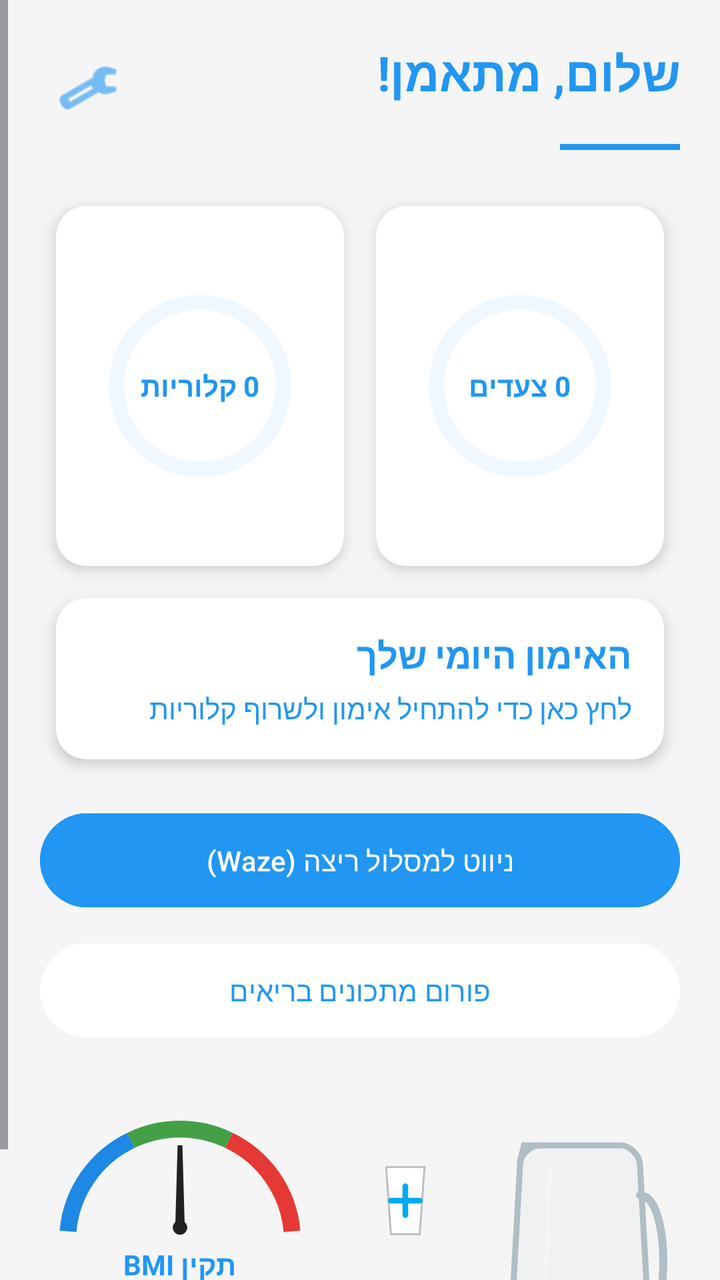
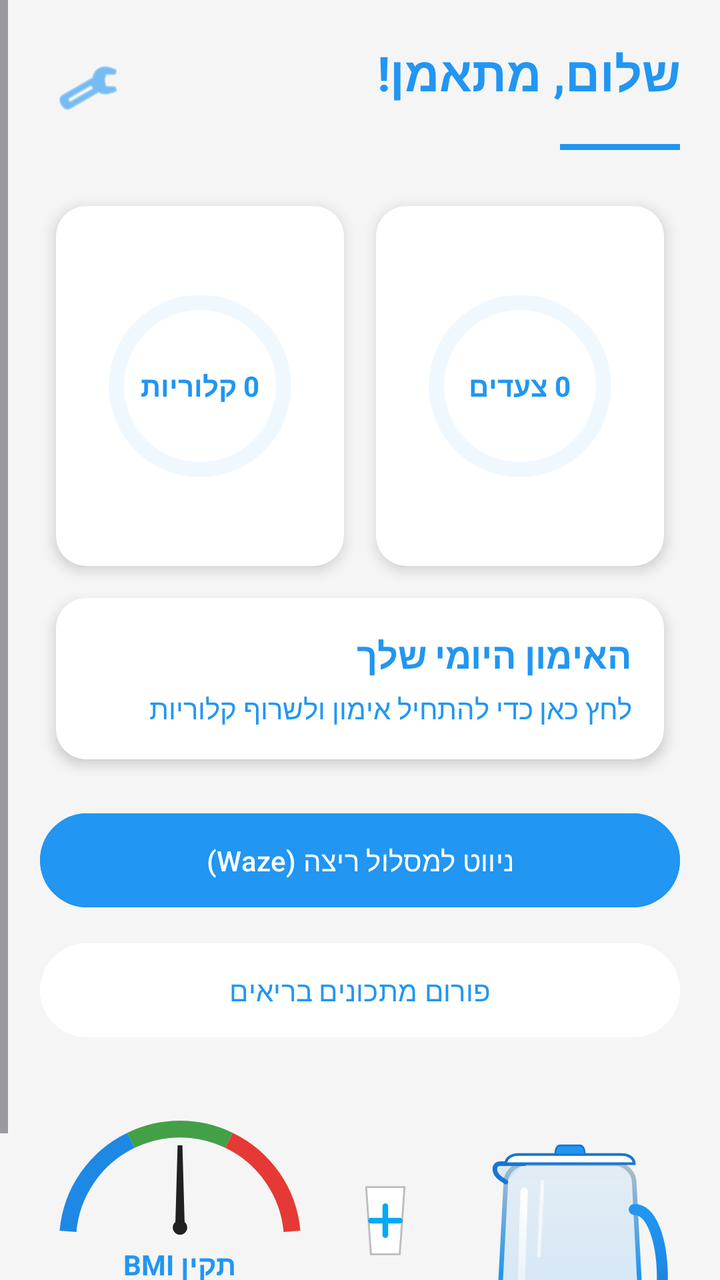

An Android layout rendered at two revisions. The XML below is the earlier revision; the diff shows what the commit changed to produce the second picture.
<!-- AndroidManifest.xml: application theme Theme.FitCoach -->
<!-- res/layout/activity_main.xml -->
<?xml version="1.0" encoding="utf-8"?>
<ScrollView xmlns:android="http://schemas.android.com/apk/res/android"
    xmlns:app="http://schemas.android.com/apk/res-auto"
    xmlns:tools="http://schemas.android.com/tools"
    android:id="@+id/main"
    android:layout_width="match_parent"
    android:layout_height="match_parent"
    android:background="#F5F5F5"
    android:layoutDirection="rtl"
    tools:context=".screens.MainActivity">

    <LinearLayout
        android:layout_width="match_parent"
        android:layout_height="wrap_content"
        android:orientation="vertical"
        android:padding="20dp">

        <LinearLayout
            android:layout_width="match_parent"
            android:layout_height="wrap_content"
            android:layout_marginBottom="20dp"
            android:orientation="vertical"
            android:gravity="center_horizontal">

            <LinearLayout
                android:layout_width="match_parent"
                android:layout_height="wrap_content"
                android:orientation="horizontal">

                <TextView
                    android:id="@+id/tv_main_welcome"
                    android:layout_width="wrap_content"
                    android:layout_height="wrap_content"
                    android:text="שלום, מתאמן!"
                    android:textColor="#2196F3"
                    android:textSize="24sp"
                    android:textStyle="bold" />

                <Space
                    android:layout_width="0dp"
                    android:layout_height="wrap_content"
                    android:layout_weight="1" />

                <ImageButton
                    android:id="@+id/btn_settings_gear"
                    android:layout_width="48dp"
                    android:layout_height="48dp"
                    android:background="?attr/selectableItemBackgroundBorderless"
                    android:contentDescription="@null"
                    android:src="@android:drawable/ic_menu_preferences"
                    app:tint="#2196F3" />
            </LinearLayout>

            <View
                android:layout_width="60dp"
                android:layout_height="3dp"
                android:layout_marginTop="4dp"
                android:layout_gravity="start"
                android:background="#2196F3" />

        </LinearLayout>

        <LinearLayout
            android:layout_width="match_parent"
            android:layout_height="wrap_content"
            android:orientation="horizontal"
            android:weightSum="2">

            <androidx.cardview.widget.CardView
                android:layout_width="0dp"
                android:layout_height="180dp"
                android:layout_margin="8dp"
                android:layout_weight="1"
                app:cardCornerRadius="15dp"
                app:cardElevation="4dp">

                <RelativeLayout
                    android:layout_width="match_parent"
                    android:layout_height="match_parent"
                    android:padding="15dp">

                    <ProgressBar
                        android:id="@+id/pb_main_steps"
                        style="?android:attr/progressBarStyleHorizontal"
                        android:layout_width="match_parent"
                        android:layout_height="match_parent"
                        android:progressDrawable="@drawable/circular_progress" />

                    <TextView
                        android:id="@+id/tv_main_steps_val"
                        android:layout_width="wrap_content"
                        android:layout_height="wrap_content"
                        android:layout_centerInParent="true"
                        android:gravity="center"
                        android:text="0
צעדים"
                        android:textColor="#2196F3"
                        android:textStyle="bold" />
                </RelativeLayout>
            </androidx.cardview.widget.CardView>

            <androidx.cardview.widget.CardView
                android:layout_width="0dp"
                android:layout_height="180dp"
                android:layout_margin="8dp"
                android:layout_weight="1"
                app:cardCornerRadius="15dp"
                app:cardElevation="4dp">

                <RelativeLayout
                    android:layout_width="match_parent"
                    android:layout_height="match_parent"
                    android:padding="15dp">

                    <ProgressBar
                        android:id="@+id/pb_main_calories"
                        style="?android:attr/progressBarStyleHorizontal"
                        android:layout_width="match_parent"
                        android:layout_height="match_parent"
                        android:progressDrawable="@drawable/circular_progress" />

                    <TextView
                        android:id="@+id/tv_main_calories_val"
                        android:layout_width="wrap_content"
                        android:layout_height="wrap_content"
                        android:layout_centerInParent="true"
                        android:gravity="center"
                        android:text="0
קלוריות"
                        android:textColor="#2196F3"
                        android:textStyle="bold" />
                </RelativeLayout>
            </androidx.cardview.widget.CardView>
        </LinearLayout>

        <androidx.cardview.widget.CardView
            android:id="@+id/cv_workout_entry"
            android:layout_width="match_parent"
            android:layout_height="wrap_content"
            android:layout_margin="8dp"
            android:clickable="true"
            android:focusable="true"
            android:foreground="?attr/selectableItemBackground"
            app:cardCornerRadius="15dp"
            app:cardElevation="4dp">

            <LinearLayout
                android:layout_width="match_parent"
                android:layout_height="wrap_content"
                android:orientation="vertical"
                android:padding="16dp">

                <TextView
                    android:layout_width="wrap_content"
                    android:layout_height="wrap_content"
                    android:text="האימון היומי שלך"
                    android:textSize="18sp"
                    android:textStyle="bold"
                    android:textColor="#2196F3"/>

                <TextView
                    android:id="@+id/tv_main_workout_status"
                    android:layout_width="wrap_content"
                    android:layout_height="wrap_content"
                    android:layout_marginTop="5dp"
                    android:text="לחץ כאן כדי להתחיל אימון ולשרוף קלוריות"
                    android:textColor="#2196F3" />
            </LinearLayout>
        </androidx.cardview.widget.CardView>

        <Button
            android:id="@+id/btn_main_navigation"
            android:layout_width="match_parent"
            android:layout_height="55dp"
            android:layout_marginTop="15dp"
            android:backgroundTint="#2196F3"
            android:text="ניווט למסלול ריצה (Waze)"
            android:textColor="@android:color/white" />

        <Button
            android:id="@+id/btn_main_forum"
            android:layout_width="match_parent"
            android:layout_height="55dp"
            android:layout_marginTop="10dp"
            android:backgroundTint="@android:color/white"
            android:text="פורום מתכונים בריאים"
            android:textColor="#2196F3" />

        <RelativeLayout
            android:layout_width="match_parent"
            android:layout_height="wrap_content"
            android:layout_marginTop="30dp">

            <LinearLayout
                android:id="@+id/layout_bmi"
                android:layout_width="wrap_content"
                android:layout_height="wrap_content"
                android:layout_alignParentEnd="true"
                android:gravity="center"
                android:orientation="vertical">

                <RelativeLayout
                    android:layout_width="140dp"
                    android:layout_height="70dp">

                    <ImageView
                        android:layout_width="match_parent"
                        android:layout_height="match_parent"
                        android:contentDescription="@null"
                        android:src="@drawable/bmi_gauge_arc_bold" />

                    <ImageView
                        android:id="@+id/iv_bmi_needle"
                        android:layout_width="match_parent"
                        android:layout_height="match_parent"
                        android:contentDescription="@null"
                        android:padding="5dp"
                        android:src="@drawable/bmi_needle_bold" />
                </RelativeLayout>

                <TextView
                    android:id="@+id/tv_bmi_status_text"
                    android:layout_width="wrap_content"
                    android:layout_height="wrap_content"
                    android:text="BMI תקין"
                    android:textColor="#2196F3"
                    android:textStyle="bold" />
            </LinearLayout>

            <LinearLayout
                android:layout_width="wrap_content"
                android:layout_height="wrap_content"
                android:layout_alignParentStart="true"
                android:gravity="bottom"
                android:orientation="horizontal">

                <FrameLayout
                    android:layout_width="100dp"
                    android:layout_height="140dp">

                    <ImageView
                        android:layout_width="match_parent"
                        android:layout_height="match_parent"
                        android:contentDescription="@null"
                        android:src="@drawable/ic_water_jug" />

                    
                    <ProgressBar
                        android:id="@+id/pb_water_jug"
                        style="?android:attr/progressBarStyleHorizontal"
                        android:layout_width="match_parent"
                        android:layout_height="match_parent"
                        android:progressDrawable="@drawable/water_fill_style" />
                </FrameLayout>

                <LinearLayout
                    android:layout_width="wrap_content"
                    android:layout_height="wrap_content"
                    android:layout_marginStart="10dp"
                    android:orientation="vertical">

                    <ImageButton
                        android:id="@+id/btn_add_water"
                        android:layout_width="55dp"
                        android:layout_height="55dp"
                        android:background="@android:color/transparent"
                        android:contentDescription="@null"
                        android:src="@drawable/ic_glass_plus" />

                    <ImageButton
                        android:id="@+id/btn_remove_water"
                        android:layout_width="55dp"
                        android:layout_height="55dp"
                        android:layout_marginTop="10dp"
                        android:background="@android:color/transparent"
                        android:contentDescription="@null"
                        android:src="@drawable/ic_glass_minus" />
                </LinearLayout>
            </LinearLayout>
        </RelativeLayout>
    </LinearLayout>
</ScrollView>
<!-- resources referenced by this layout -->
<resources>
  <!-- drawable bmi_needle_bold (drawable) -->
  <?xml version="1.0" encoding="utf-8"?>
  <vector xmlns:android="http://schemas.android.com/apk/res/android"
      android:width="120dp"
      android:height="120dp"
      android:viewportWidth="100"
      android:viewportHeight="100">
      <path
          android:fillColor="#212121"
          android:pathData="M48,25 L52,25 L54,95 L46,95 Z" />
      <path
          android:fillColor="#212121"
          android:pathData="M50,93.5m-6,0a6,6 0 1,1 12,0a6,6 0 1,1 -12,0" />
  </vector>
  <!-- drawable ic_glass_minus (drawable) -->
  <vector xmlns:android="http://schemas.android.com/apk/res/android"
      android:width="48dp"
      android:height="48dp"
      android:viewportWidth="100"
      android:viewportHeight="100">
      
      <path
          android:fillColor="#FFFFFF"
          android:pathData="M30,15 L70,15 L65,85 L35,85 Z"
          android:strokeColor="#BDBDBD"
          android:strokeWidth="2"/>
      
      <path
          android:strokeColor="#03A9F4"
          android:strokeWidth="6"
          android:strokeLineCap="round"
          android:pathData="M35,50 H65" />
  </vector>
  <!-- drawable ic_water_jug (drawable) -->
  <?xml version="1.0" encoding="utf-8"?>
  <vector xmlns:android="http://schemas.android.com/apk/res/android"
      android:width="100dp"
      android:height="140dp"
      android:viewportWidth="100"
      android:viewportHeight="140">
  
      
      <path
          android:pathData="M30,20 L70,20 C75,20 80,25 80,30 L85,120 C85,130 75,135 70,135 L30,135 C25,135 15,130 15,120 L20,30 C20,25 25,20 30,20 Z"
          android:strokeWidth="3"
          android:strokeColor="#B0BEC5"
          android:fillColor="#10B0BEC5" />
  
      
      <path
          android:pathData="M80,45 C95,45 95,105 83,110"
          android:strokeWidth="4"
          android:strokeColor="#B0BEC5"
          android:strokeLineCap="round" />
  
      
      <path
          android:pathData="M30,20 L22,20 L20,28"
          android:strokeWidth="3"
          android:strokeColor="#B0BEC5"
          android:strokeLineCap="round" />
  
      
      <path
          android:pathData="M35,30 L32,110"
          android:strokeWidth="2"
          android:strokeColor="#40FFFFFF"
          android:strokeLineCap="round" />
  
  </vector>
  <!-- drawable water_fill_style (drawable) -->
  <?xml version="1.0" encoding="utf-8"?>
  <layer-list xmlns:android="http://schemas.android.com/apk/res/android">
      
      <item android:id="@android:id/background">
          <shape>
              <solid android:color="#00000000" />
          </shape>
      </item>
  
      
      <item android:id="@android:id/progress">
          <clip
              android:clipOrientation="vertical"
              android:drawable="@drawable/ic_water_liquid"
              android:gravity="bottom" />
      </item>
  </layer-list>
  <style name="Theme.FitCoach" parent="Base.Theme.FitCoach" />
  <!-- drawable ic_water_liquid (drawable) -->
  <?xml version="1.0" encoding="utf-8"?>
  <vector xmlns:android="http://schemas.android.com/apk/res/android"
      xmlns:aapt="http://schemas.android.com/aapt"
      android:width="100dp"
      android:height="140dp"
      android:viewportWidth="100"
      android:viewportHeight="140">
  
      
      <path
          android:pathData="M31,22 L69,22 C73,22 78,26 78,31 L83,119 C83,128 74,133 69,133 L31,133 C26,133 17,128 17,119 L22,31 C22,26 27,22 31,22 Z">
          <aapt:attr name="android:fillColor">
              <gradient
                  android:startColor="#1565C0"
                  android:centerColor="#1E88E5"
                  android:endColor="#4FC3F7"
                  android:startY="133"
                  android:startX="50"
                  android:endY="22"
                  android:endX="50"
                  android:type="linear" />
          </aapt:attr>
      </path>
  
      
      <path
          android:pathData="M25,30 Q50,25 75,30"
          android:strokeWidth="2"
          android:strokeColor="#80FFFFFF"
          android:strokeLineCap="round" />
  </vector>
  <style name="Base.Theme.FitCoach" parent="Theme.Material3.DayNight.NoActionBar">
          
          
      </style>
  <!-- unchanged entries left out for length: 3 -->
</resources>

<!-- the commit's change to res/layout/activity_main.xml (unified diff, before → after) -->
@@ -235,8 +235,8 @@
                 android:orientation="horizontal">
 
                 <FrameLayout
-                    android:layout_width="100dp"
-                    android:layout_height="140dp">
+                    android:layout_width="110dp"
+                    android:layout_height="150dp">
 
                     <ImageView
                         android:layout_width="match_parent"
@@ -244,7 +244,6 @@
                         android:contentDescription="@null"
                         android:src="@drawable/ic_water_jug" />
 
-                    
                     <ProgressBar
                         android:id="@+id/pb_water_jug"
                         style="?android:attr/progressBarStyleHorizontal"
<!-- resource entries referenced after the edit -->
@@ -33,43 +33,7 @@
           android:strokeLineCap="round"
           android:pathData="M35,50 H65" />
   </vector>
-  <!-- drawable ic_water_jug (drawable) -->
-  <?xml version="1.0" encoding="utf-8"?>
-  <vector xmlns:android="http://schemas.android.com/apk/res/android"
-      android:width="100dp"
-      android:height="140dp"
-      android:viewportWidth="100"
-      android:viewportHeight="140">
-  
-      
-      <path
-          android:pathData="M30,20 L70,20 C75,20 80,25 80,30 L85,120 C85,130 75,135 70,135 L30,135 C25,135 15,130 15,120 L20,30 C20,25 25,20 30,20 Z"
-          android:strokeWidth="3"
-          android:strokeColor="#B0BEC5"
-          android:fillColor="#10B0BEC5" />
-  
-      
-      <path
-          android:pathData="M80,45 C95,45 95,105 83,110"
-          android:strokeWidth="4"
-          android:strokeColor="#B0BEC5"
-          android:strokeLineCap="round" />
-  
-      
-      <path
-          android:pathData="M30,20 L22,20 L20,28"
-          android:strokeWidth="3"
-          android:strokeColor="#B0BEC5"
-          android:strokeLineCap="round" />
-  
-      
-      <path
-          android:pathData="M35,30 L32,110"
-          android:strokeWidth="2"
-          android:strokeColor="#40FFFFFF"
-          android:strokeLineCap="round" />
-  
-  </vector>
+  <!-- drawable ic_water_jug: vector/xml drawable (drawable, 3419 chars, omitted) -->
   <!-- drawable water_fill_style (drawable) -->
   <?xml version="1.0" encoding="utf-8"?>
   <layer-list xmlns:android="http://schemas.android.com/apk/res/android">
@@ -93,33 +57,41 @@
   <?xml version="1.0" encoding="utf-8"?>
   <vector xmlns:android="http://schemas.android.com/apk/res/android"
       xmlns:aapt="http://schemas.android.com/aapt"
-      android:width="100dp"
-      android:height="140dp"
-      android:viewportWidth="100"
-      android:viewportHeight="140">
+      android:width="120dp"
+      android:height="160dp"
+      android:viewportWidth="120"
+      android:viewportHeight="160">
   
       
       <path
-          android:pathData="M31,22 L69,22 C73,22 78,26 78,31 L83,119 C83,128 74,133 69,133 L31,133 C26,133 17,128 17,119 L22,31 C22,26 27,22 31,22 Z">
+          android:pathData="M35,31 L85,31 C90,31 94,36 94,41 L99,134 C99,144 89,149 84,149 L36,149 C31,149 21,144 21,134 L26,41 C26,36 31,31 35,31 Z">
           <aapt:attr name="android:fillColor">
               <gradient
-                  android:startColor="#1565C0"
-                  android:centerColor="#1E88E5"
-                  android:endColor="#4FC3F7"
-                  android:startY="133"
-                  android:startX="50"
-                  android:endY="22"
-                  android:endX="50"
-                  android:type="linear" />
+                  android:startY="150"
+                  android:startX="60"
+                  android:endY="30"
+                  android:endX="60"
+                  android:type="linear">
+                  <item android:offset="0" android:color="#1565C0" />
+                  <item android:offset="0.5" android:color="#1E88E5" />
+                  <item android:offset="1" android:color="#4FC3F7" />
+              </gradient>
           </aapt:attr>
       </path>
   
       
       <path
-          android:pathData="M25,30 Q50,25 75,30"
-          android:strokeWidth="2"
-          android:strokeColor="#80FFFFFF"
+          android:pathData="M25,45 Q60,35 95,45"
+          android:strokeWidth="2.5"
+          android:strokeColor="#60FFFFFF"
           android:strokeLineCap="round" />
+  
+      
+      <path
+          android:pathData="M35,145 H85"
+          android:strokeWidth="8"
+          android:strokeColor="#10000000" />
+  
   </vector>
   <style name="Base.Theme.FitCoach" parent="Theme.Material3.DayNight.NoActionBar">
           
